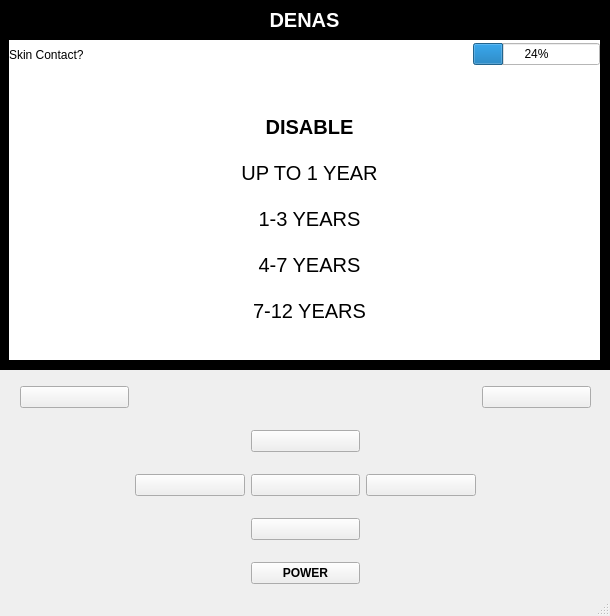
First picture: the form in app/DenasUI.ui, repository cameronSlupeiks/DenasEmulator, before the edit.
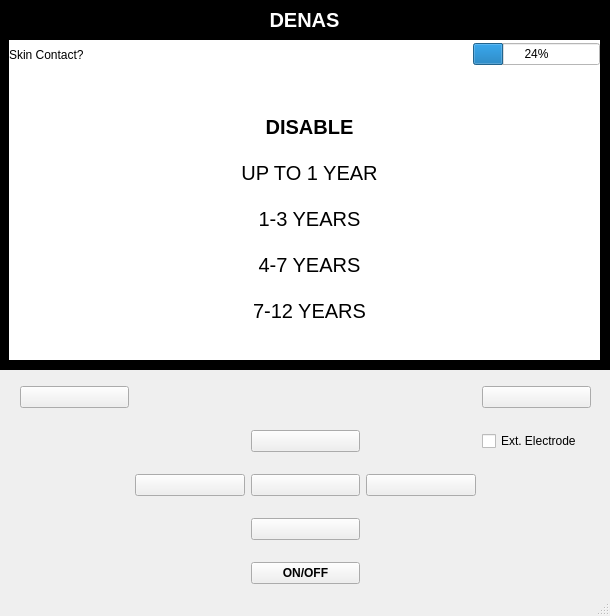
Second picture: the form after the edit. The open tabs and pages were chosen to show the change.

Commit message: Added external electrode functionality and base child functionality.

Patch:
```diff
--- a/app/DenasUI.ui
+++ b/app/DenasUI.ui
@@ -69,7 +69,7 @@
         </font>
        </property>
        <property name="text">
-        <string>POWER</string>
+        <string>ON/OFF</string>
        </property>
        <property name="on" stdset="0">
         <bool>true</bool>
@@ -116,6 +116,16 @@
        </property>
       </widget>
      </item>
+     <item row="1" column="4">
+      <widget class="QCheckBox" name="externalElectrode">
+       <property name="text">
+        <string>Ext. Electrode</string>
+       </property>
+       <property name="checked">
+        <bool>false</bool>
+       </property>
+      </widget>
+     </item>
     </layout>
    </widget>
    <widget class="QFrame" name="border">
```
Left out of the diff: 2 changed lines with no effect on the pictures. The commit also changes 12 other files.
